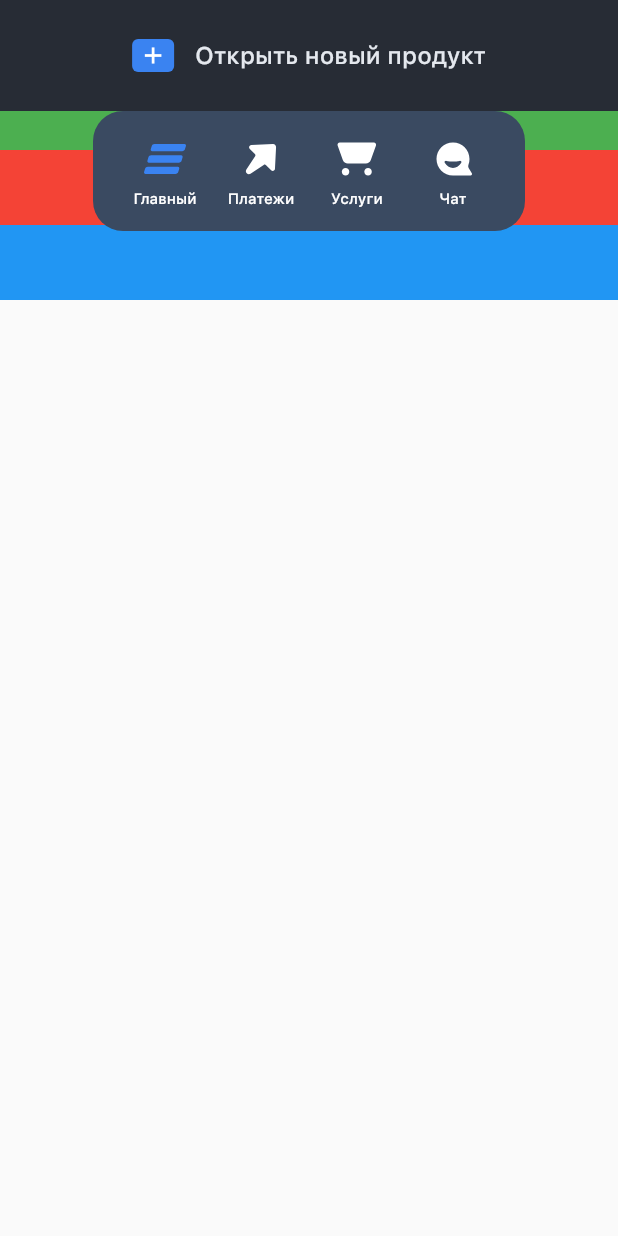
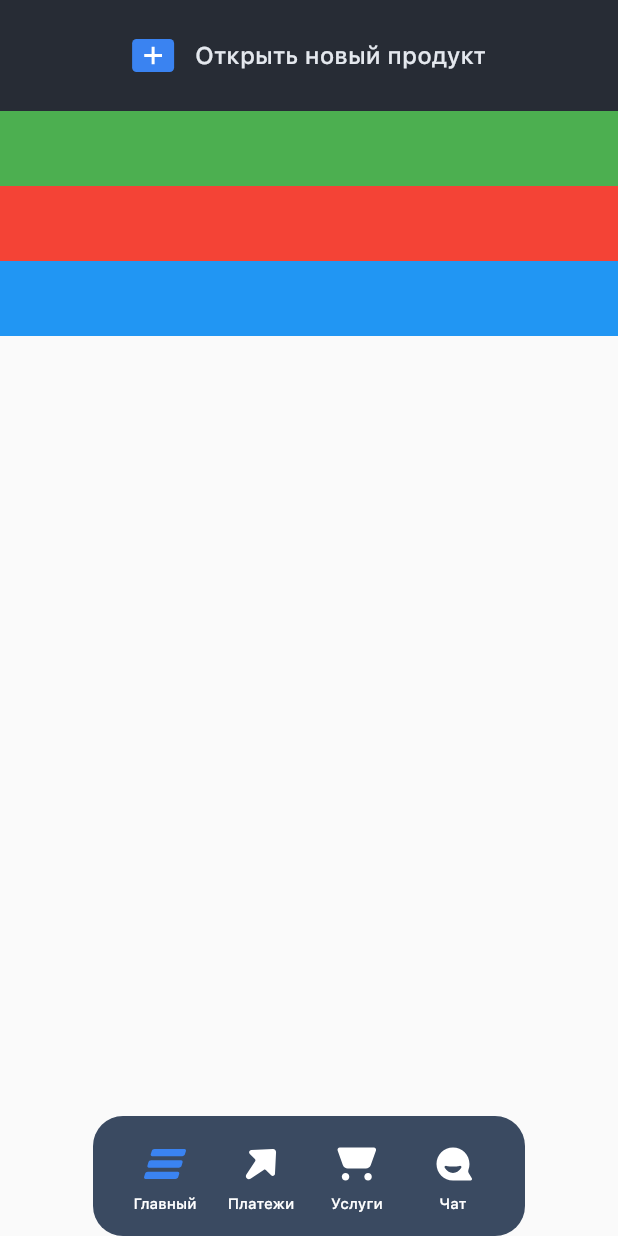
Before and after one commit to admiral-team/bank-lite-demo, a Flutter app: the screen it shows after launch, on a phone screen of 412 x 824 dp. Run offline on Flutter 3.47's test engine with Material 2 defaults, Android fonts, the phone set to English and light mode, and no system bars; our stand-ins replace flutter_svg.

Commit message:
Some fixes add-new

```diff
--- a/lib/components/addnew.dart
+++ b/lib/components/addnew.dart
@@ -1,47 +1,54 @@
-
 import 'package:bank_lite/generated/assets.gen.dart';
 import 'package:bank_lite/generated/fonts.gen.dart';
 import 'package:flutter/material.dart';
 
-class AddNewWidget extends StatelessWidget {
+class AddNewWidget extends StatefulWidget {
+  final VoidCallback? onPressed;
+  const AddNewWidget({Key? key, this.onPressed }) : super(key: key);
 
-  final SvgGenImage image = Assets.lib.assets.images.plus;
+  @override
+  State<AddNewWidget> createState() => _AddNewWidgetState();
+}
+
+class _AddNewWidgetState extends State<AddNewWidget> {
+  // TODO: - Add setHighlighted as airbar
+  double _opacity = 1.0;
 
   @override
   Widget build(BuildContext context) {
-
-    return Center(
+    final SvgGenImage image = Assets.lib.assets.images.plus;
+    return GestureDetector(
+      onTap: widget.onPressed,
       child: Container(
-        // ignore: prefer_const_literals_to_create_immutables
-        child: Row(children: [
-            // ignore: prefer_const_constructors
+          width: double.infinity,
+          height: 74.0,
+          alignment: Alignment.center,
+          color: const Color(0xFF272C35),
+          padding: const EdgeInsets.symmetric(vertical: 12.0, horizontal: 16.0),
+          child: Row(
+            children: [
               Container(
-              child: image.svg(color: Colors.white, height: 12.0, width: 12.0),
-              padding: const EdgeInsets.symmetric(vertical: 5.0, horizontal: 8.0),
+                width: 28.0,
+                height: 22.0,
+                alignment: Alignment.center,
                 decoration: BoxDecoration(
                   color: const Color(0xFF3A83F1),
-              borderRadius: BorderRadius.circular(4.0)
-              )
+                  borderRadius: BorderRadius.circular(3.0),
                 ),
-            const SizedBox(width: 14),
+                child: image.svg(color: Colors.white),
+              ),
+              const SizedBox(width: 14.0),
               const Text(
                 "Открыть новый продукт",
                 style: TextStyle(
                     color: Color(0xFFE4E8EE),
                     fontSize: 16.0,
                     fontWeight: FontWeight.w500,
-                fontFamily: FontFamily.sfProText
-                )
+                    fontFamily: FontFamily.sfProText),
               )
             ],
             mainAxisSize: MainAxisSize.min,
           ),
-        alignment: Alignment.center,
-        padding: const EdgeInsets.symmetric(vertical: 26.0, horizontal: 20.0),
-        decoration: BoxDecoration(
-          color: const Color(0xFF272C35),
-          borderRadius: BorderRadius.circular(0.0)
-        )
       ),
     );
   }
--- a/lib/screens/home_screen.dart
+++ b/lib/screens/home_screen.dart
@@ -1,4 +1,5 @@
 
+import 'package:bank_lite/components/addnew.dart';
 import 'package:flutter/material.dart';
 
 abstract class HomeScreenModel {
@@ -37,7 +38,9 @@ class _HomeScreenState extends State<HomeScreen> {
           if (item is BannerScreenModel) {
             switch (item.index) {
               case 0:
-                return Container(height: 50.0, width: double.infinity, color: Colors.black87);
+                return AddNewWidget(onPressed: () {
+                  print("TAP");
+                });
               case 1:
                 return Container(height: 50.0, width: double.infinity, color: Colors.green);
               case 2:
--- a/lib/screens/root_screen.dart
+++ b/lib/screens/root_screen.dart
@@ -1,7 +1,6 @@
 import 'package:bank_lite/screens/home_screen.dart';
 import 'package:flutter/material.dart';
 import '../components/airbar.dart';
-import '../components/addnew.dart';
 import '../generated/assets.gen.dart';
 
 class RootScreen extends StatefulWidget {
@@ -28,9 +27,7 @@ class _RootScreenState extends State<RootScreen> {
       SafeArea(
           child: Container(
         alignment: Alignment.bottomCenter,
-        child: Column(children: [
-          AddNewWidget(),
-          Airbar(
+        child: Airbar(
             selectedIndex: _selectedIndex,
             items: items,
             onPressed: (index) {
@@ -39,7 +36,6 @@ class _RootScreenState extends State<RootScreen> {
               });
             },
         ),
-        ],)
       ))
     ]);
   }
```
Also changed, not shown: lib/assets/images/plus.svg. Lines whose indentation alone changed are shown as unchanged.
